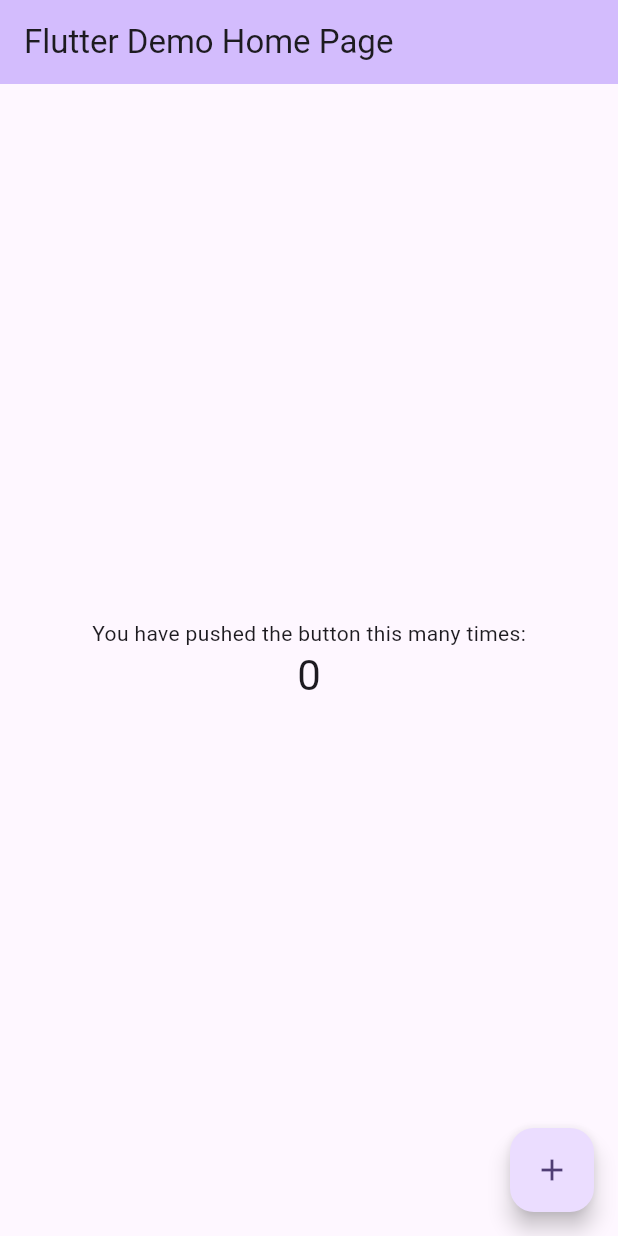
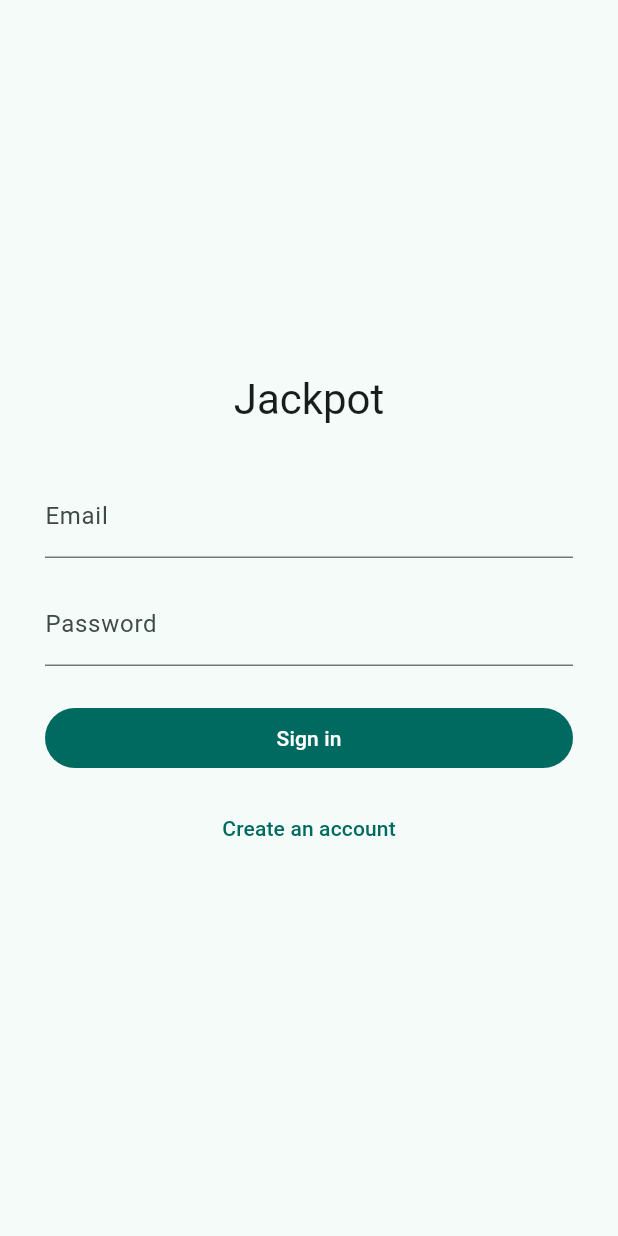
Before and after one commit to ohitsgian21/Jackpot, a Flutter app: the screen it shows after launch, on a phone screen of 412 x 824 dp. Run offline on Flutter 3.47's test engine with Material 3 defaults, Android fonts, the phone set to English and light mode, and no system bars; our stand-ins replace flutter_riverpod, flutter_secure_storage, supabase_flutter; accounts and stored records are empty.

Commit message:
Wire Supabase Auth with secure-storage-backed session persistence
- Supabase.initialize() using publishableKey, values sourced via
  --dart-define-from-file=env.json (gitignored, never hardcoded)
- SecureLocalStorage/SecureGotrueAsyncStorage back the session and PKCE
  verifier with flutter_secure_storage instead of plaintext SharedPreferences;
  reads fail closed (fall back to login) rather than crash if secure storage
  is unreadable
- Email/password signup + login screens, AuthGate routing on auth state,
  placeholder HomeScreen to prove session persistence end-to-end
- gitignore env.json/supabaseAPI.txt patterns to keep real credentials out
  of version control

Verified: flutter analyze clean, widget test passes, and the app builds,
launches, and completes Supabase init on both Windows desktop and the
Android emulator against the real Supabase project.

Co-Authored-By: Claude Sonnet 5 <noreply@anthropic.com>

```diff
--- /dev/null
+++ b/lib/features/auth/auth_gate.dart
@@ -0,0 +1,31 @@
+import 'package:flutter/material.dart';
+import 'package:flutter_riverpod/flutter_riverpod.dart';
+
+import '../home/home_screen.dart';
+import 'auth_repository.dart';
+import 'login_screen.dart';
+
+/// Shows [HomeScreen] when a session exists, [LoginScreen] otherwise.
+///
+/// Watches [authStateChangesProvider] so session persistence (a restart
+/// recovering a stored session) and sign-out both route correctly without
+/// any manual navigation calls.
+class AuthGate extends ConsumerWidget {
+  const AuthGate({super.key});
+
+  @override
+  Widget build(BuildContext context, WidgetRef ref) {
+    final authState = ref.watch(authStateChangesProvider);
+
+    return authState.when(
+      data: (state) {
+        final session = state.session ?? ref.read(authRepositoryProvider).currentSession;
+        return session != null ? const HomeScreen() : const LoginScreen();
+      },
+      loading: () => const Scaffold(body: Center(child: CircularProgressIndicator())),
+      error: (error, stackTrace) => Scaffold(
+        body: Center(child: Text('Something went wrong: $error')),
+      ),
+    );
+  }
+}
--- /dev/null
+++ b/lib/features/auth/auth_repository.dart
@@ -0,0 +1,40 @@
+import 'package:flutter_riverpod/flutter_riverpod.dart';
+import 'package:supabase_flutter/supabase_flutter.dart';
+
+final supabaseClientProvider = Provider<SupabaseClient>((ref) {
+  return Supabase.instance.client;
+});
+
+class AuthRepository {
+  AuthRepository(this._client);
+
+  final SupabaseClient _client;
+
+  Stream<AuthState> get onAuthStateChange => _client.auth.onAuthStateChange;
+
+  Session? get currentSession => _client.auth.currentSession;
+
+  Future<AuthResponse> signUpWithEmail({
+    required String email,
+    required String password,
+  }) {
+    return _client.auth.signUp(email: email, password: password);
+  }
+
+  Future<AuthResponse> signInWithEmail({
+    required String email,
+    required String password,
+  }) {
+    return _client.auth.signInWithPassword(email: email, password: password);
+  }
+
+  Future<void> signOut() => _client.auth.signOut();
+}
+
+final authRepositoryProvider = Provider<AuthRepository>((ref) {
+  return AuthRepository(ref.watch(supabaseClientProvider));
+});
+
+final authStateChangesProvider = StreamProvider<AuthState>((ref) {
+  return ref.watch(authRepositoryProvider).onAuthStateChange;
+});
--- /dev/null
+++ b/lib/features/auth/login_screen.dart
@@ -0,0 +1,123 @@
+import 'package:flutter/material.dart';
+import 'package:flutter_riverpod/flutter_riverpod.dart';
+import 'package:supabase_flutter/supabase_flutter.dart';
+
+import 'auth_repository.dart';
+import 'signup_screen.dart';
+
+class LoginScreen extends ConsumerStatefulWidget {
+  const LoginScreen({super.key});
+
+  @override
+  ConsumerState<LoginScreen> createState() => _LoginScreenState();
+}
+
+class _LoginScreenState extends ConsumerState<LoginScreen> {
+  final _formKey = GlobalKey<FormState>();
+  final _emailController = TextEditingController();
+  final _passwordController = TextEditingController();
+  bool _isSubmitting = false;
+  String? _errorMessage;
+
+  @override
+  void dispose() {
+    _emailController.dispose();
+    _passwordController.dispose();
+    super.dispose();
+  }
+
+  Future<void> _submit() async {
+    if (!_formKey.currentState!.validate()) return;
+    setState(() {
+      _isSubmitting = true;
+      _errorMessage = null;
+    });
+    try {
+      await ref.read(authRepositoryProvider).signInWithEmail(
+            email: _emailController.text.trim(),
+            password: _passwordController.text,
+          );
+    } on AuthException catch (error) {
+      setState(() => _errorMessage = error.message);
+    } catch (error) {
+      setState(() => _errorMessage = 'Sign in failed. Please try again.');
+    } finally {
+      if (mounted) setState(() => _isSubmitting = false);
+    }
+  }
+
+  @override
+  Widget build(BuildContext context) {
+    return Scaffold(
+      body: Center(
+        child: ConstrainedBox(
+          constraints: const BoxConstraints(maxWidth: 400),
+          child: Padding(
+            padding: const EdgeInsets.all(24),
+            child: Form(
+              key: _formKey,
+              child: Column(
+                mainAxisSize: MainAxisSize.min,
+                crossAxisAlignment: CrossAxisAlignment.stretch,
+                children: [
+                  Text(
+                    'Jackpot',
+                    style: Theme.of(context).textTheme.headlineMedium,
+                    textAlign: TextAlign.center,
+                  ),
+                  const SizedBox(height: 32),
+                  TextFormField(
+                    controller: _emailController,
+                    keyboardType: TextInputType.emailAddress,
+                    autofillHints: const [AutofillHints.email],
+                    decoration: const InputDecoration(labelText: 'Email'),
+                    validator: (value) => (value == null || !value.contains('@'))
+                        ? 'Enter a valid email'
+                        : null,
+                  ),
+                  const SizedBox(height: 16),
+                  TextFormField(
+                    controller: _passwordController,
+                    obscureText: true,
+                    autofillHints: const [AutofillHints.password],
+                    decoration: const InputDecoration(labelText: 'Password'),
+                    validator: (value) => (value == null || value.length < 6)
+                        ? 'Password must be at least 6 characters'
+                        : null,
+                  ),
+                  if (_errorMessage != null) ...[
+                    const SizedBox(height: 12),
+                    Text(
+                      _errorMessage!,
+                      style: TextStyle(color: Theme.of(context).colorScheme.error),
+                    ),
+                  ],
+                  const SizedBox(height: 24),
+                  FilledButton(
+                    onPressed: _isSubmitting ? null : _submit,
+                    child: _isSubmitting
+                        ? const SizedBox(
+                            height: 20,
+                            width: 20,
+                            child: CircularProgressIndicator(strokeWidth: 2),
+                          )
+                        : const Text('Sign in'),
+                  ),
+                  const SizedBox(height: 12),
+                  TextButton(
+                    onPressed: _isSubmitting
+                        ? null
+                        : () => Navigator.of(context).push(
+                              MaterialPageRoute(builder: (_) => const SignupScreen()),
+                            ),
+                    child: const Text('Create an account'),
+                  ),
+                ],
+              ),
+            ),
+          ),
+        ),
+      ),
+    );
+  }
+}
--- a/lib/main.dart
+++ b/lib/main.dart
@@ -1,122 +1,51 @@
 import 'package:flutter/material.dart';
+import 'package:flutter_riverpod/flutter_riverpod.dart';
+import 'package:supabase_flutter/supabase_flutter.dart';
 
-void main() {
-  runApp(const MyApp());
+import 'data/secure_storage_local_storage.dart';
+import 'features/auth/auth_gate.dart';
+
+const _supabaseUrl = String.fromEnvironment('SUPABASE_URL');
+const _supabasePublishableKey = String.fromEnvironment('SUPABASE_ANON_KEY');
+
+Future<void> main() async {
+  WidgetsFlutterBinding.ensureInitialized();
+
+  assert(
+    _supabaseUrl.isNotEmpty && _supabasePublishableKey.isNotEmpty,
+    'Missing SUPABASE_URL/SUPABASE_ANON_KEY — run with '
+    '--dart-define-from-file=env.json',
+  );
+
+  await Supabase.initialize(
+    url: _supabaseUrl,
+    publishableKey: _supabasePublishableKey,
+    authOptions: FlutterAuthClientOptions(
+      localStorage: SecureLocalStorage(
+        persistSessionKey:
+            'sb-${Uri.parse(_supabaseUrl).host.split('.').first}-auth-token',
+      ),
+      pkceAsyncStorage: SecureGotrueAsyncStorage(),
+    ),
+  );
+
+  runApp(const ProviderScope(child: JackpotApp()));
 }
 
-class MyApp extends StatelessWidget {
-  const MyApp({super.key});
+class JackpotApp extends StatelessWidget {
+  const JackpotApp({super.key});
 
-  // This widget is the root of your application.
   @override
   Widget build(BuildContext context) {
     return MaterialApp(
-      title: 'Flutter Demo',
-      theme: ThemeData(
-        // This is the theme of your application.
-        //
-        // TRY THIS: Try running your application with "flutter run". You'll see
-        // the application has a purple toolbar. Then, without quitting the app,
-        // try changing the seedColor in the colorScheme below to Colors.green
-        // and then invoke "hot reload" (save your changes or press the "hot
-        // reload" button in a Flutter-supported IDE, or press "r" if you used
-        // the command line to start the app).
-        //
-        // Notice that the counter didn't reset back to zero; the application
-        // state is not lost during the reload. To reset the state, use hot
-        // restart instead.
-        //
-        // This works for code too, not just values: Most code changes can be
-        // tested with just a hot reload.
-        colorScheme: .fromSeed(seedColor: Colors.deepPurple),
+      title: 'Jackpot',
+      theme: ThemeData(colorSchemeSeed: Colors.teal, useMaterial3: true),
+      darkTheme: ThemeData(
+        colorSchemeSeed: Colors.teal,
+        brightness: Brightness.dark,
+        useMaterial3: true,
       ),
-      home: const MyHomePage(title: 'Flutter Demo Home Page'),
+      home: const AuthGate(),
     );
   }
 }
-
-class MyHomePage extends StatefulWidget {
-  const MyHomePage({super.key, required this.title});
-
-  // This widget is the home page of your application. It is stateful, meaning
-  // that it has a State object (defined below) that contains fields that affect
-  // how it looks.
-
-  // This class is the configuration for the state. It holds the values (in this
-  // case the title) provided by the parent (in this case the App widget) and
-  // used by the build method of the State. Fields in a Widget subclass are
-  // always marked "final".
-
-  final String title;
-
-  @override
-  State<MyHomePage> createState() => _MyHomePageState();
-}
-
-class _MyHomePageState extends State<MyHomePage> {
-  int _counter = 0;
-
-  void _incrementCounter() {
-    setState(() {
-      // This call to setState tells the Flutter framework that something has
-      // changed in this State, which causes it to rerun the build method below
-      // so that the display can reflect the updated values. If we changed
-      // _counter without calling setState(), then the build method would not be
-      // called again, and so nothing would appear to happen.
-      _counter++;
-    });
-  }
-
-  @override
-  Widget build(BuildContext context) {
-    // This method is rerun every time setState is called, for instance as done
-    // by the _incrementCounter method above.
-    //
-    // The Flutter framework has been optimized to make rerunning build methods
-    // fast, so that you can just rebuild anything that needs updating rather
-    // than having to individually change instances of widgets.
-    return Scaffold(
-      appBar: AppBar(
-        // TRY THIS: Try changing the color here to a specific color (to
-        // Colors.amber, perhaps?) and trigger a hot reload to see the AppBar
-        // change color while the other colors stay the same.
-        backgroundColor: Theme.of(context).colorScheme.inversePrimary,
-        // Here we take the value from the MyHomePage object that was created by
-        // the App.build method, and use it to set our appbar title.
-        title: Text(widget.title),
-      ),
-      body: Center(
-        // Center is a layout widget. It takes a single child and positions it
-        // in the middle of the parent.
-        child: Column(
-          // Column is also a layout widget. It takes a list of children and
-          // arranges them vertically. By default, it sizes itself to fit its
-          // children horizontally, and tries to be as tall as its parent.
-          //
-          // Column has various properties to control how it sizes itself and
-          // how it positions its children. Here we use mainAxisAlignment to
-          // center the children vertically; the main axis here is the vertical
-          // axis because Columns are vertical (the cross axis would be
-          // horizontal).
-          //
-          // TRY THIS: Invoke "debug painting" (choose the "Toggle Debug Paint"
-          // action in the IDE, or press "p" in the console), to see the
-          // wireframe for each widget.
-          mainAxisAlignment: .center,
-          children: [
-            const Text('You have pushed the button this many times:'),
-            Text(
-              '$_counter',
-              style: Theme.of(context).textTheme.headlineMedium,
-            ),
-          ],
-        ),
-      ),
-      floatingActionButton: FloatingActionButton(
-        onPressed: _incrementCounter,
-        tooltip: 'Increment',
-        child: const Icon(Icons.add),
-      ),
-    );
-  }
-}
```
Also changed, not shown: lib/data/secure_storage_local_storage.dart (added, +82 -0 lines), lib/features/auth/signup_screen.dart (added, +131 -0 lines), lib/features/home/home_screen.dart (added, +31 -0 lines), 2 other files.
